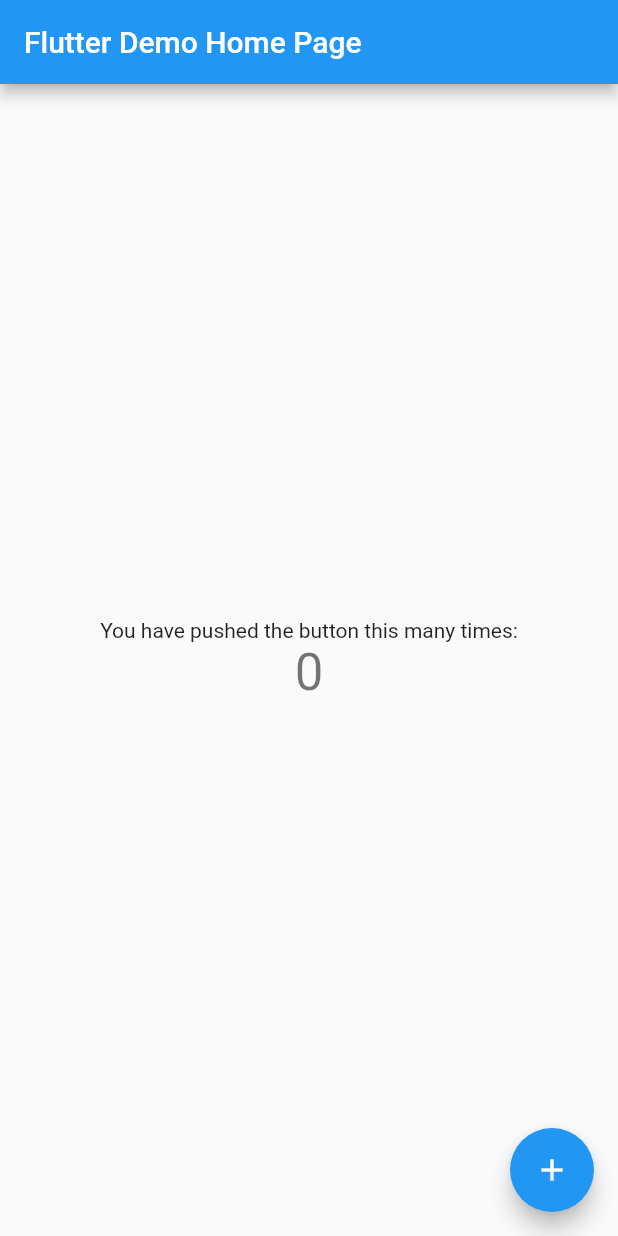
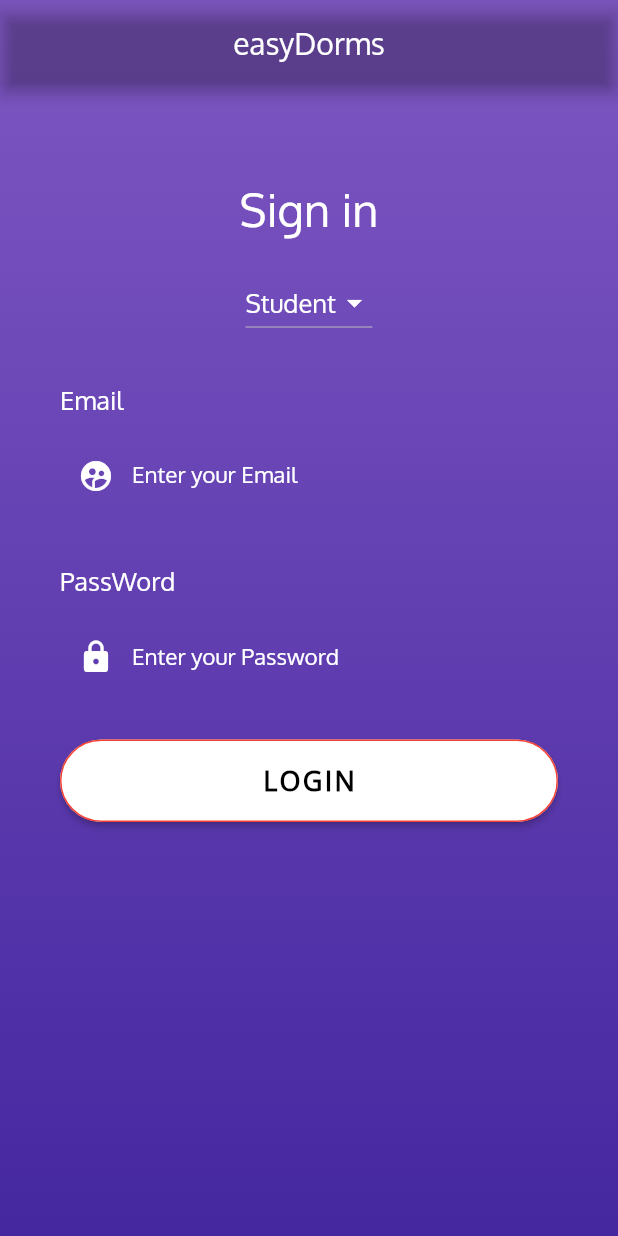
Before and after one commit to dishantzaveri/hostelmanagementappflutter, a Flutter app: the screen it shows after launch, on a phone screen of 412 x 824 dp. Run offline on Flutter 3.47's test engine with Material 2 defaults, Android fonts, the phone set to English and light mode, and no system bars; our stand-ins replace animated_splash_screen.

Commit message:
login screen

```diff
--- /dev/null
+++ b/lib/constants.dart
@@ -0,0 +1,6 @@
+
+import 'package:flutter/material.dart';
+
+Color whiteColor = Colors.white;
+Color greyColor = Color(0xFF2B2B2B);
+Color primaryPurple = Color(0xFF7E57C2);
--- a/lib/main.dart
+++ b/lib/main.dart
@@ -1,115 +1,31 @@
 import 'package:flutter/material.dart';
+import 'package:animated_splash_screen/animated_splash_screen.dart';
+import 'package:easydorm/screens/login_screen.dart';
 
-void main() {
-  runApp(const MyApp());
-}
+void main() => runApp(MyApp());
 
 class MyApp extends StatelessWidget {
   const MyApp({Key? key}) : super(key: key);
 
-  // This widget is the root of your application.
   @override
   Widget build(BuildContext context) {
     return MaterialApp(
-      title: 'Flutter Demo',
-      theme: ThemeData(
-        // This is the theme of your application.
-        //
-        // Try running your application with "flutter run". You'll see the
-        // application has a blue toolbar. Then, without quitting the app, try
-        // changing the primarySwatch below to Colors.green and then invoke
-        // "hot reload" (press "r" in the console where you ran "flutter run",
-        // or simply save your changes to "hot reload" in a Flutter IDE).
-        // Notice that the counter didn't reset back to zero; the application
-        // is not restarted.
-        primarySwatch: Colors.blue,
-      ),
-      home: const MyHomePage(title: 'Flutter Demo Home Page'),
-    );
+        debugShowCheckedModeBanner: false,
+        theme: ThemeData(scaffoldBackgroundColor: Colors.black),
+        home: AnimatedSplashScreen(
+          splash: Container(
+            padding: EdgeInsets.only(bottom: 25),
+            alignment: Alignment.bottomCenter,
+            child: Image.asset(
+              "assets/google.png",
+              height: 150,
+              width: 150,
+            ),
+          ),
+          splashIconSize: double.maxFinite,
+          nextScreen: Login(),
+          duration: 1,
+          backgroundColor: Colors.white,
+        ));
   }
 }
-
-class MyHomePage extends StatefulWidget {
-  const MyHomePage({Key? key, required this.title}) : super(key: key);
-
-  // This widget is the home page of your application. It is stateful, meaning
-  // that it has a State object (defined below) that contains fields that affect
-  // how it looks.
-
-  // This class is the configuration for the state. It holds the values (in this
-  // case the title) provided by the parent (in this case the App widget) and
-  // used by the build method of the State. Fields in a Widget subclass are
-  // always marked "final".
-
-  final String title;
-
-  @override
-  State<MyHomePage> createState() => _MyHomePageState();
-}
-
-class _MyHomePageState extends State<MyHomePage> {
-  int _counter = 0;
-
-  void _incrementCounter() {
-    setState(() {
-      // This call to setState tells the Flutter framework that something has
-      // changed in this State, which causes it to rerun the build method below
-      // so that the display can reflect the updated values. If we changed
-      // _counter without calling setState(), then the build method would not be
-      // called again, and so nothing would appear to happen.
-      _counter++;
-    });
-  }
-
-  @override
-  Widget build(BuildContext context) {
-    // This method is rerun every time setState is called, for instance as done
-    // by the _incrementCounter method above.
-    //
-    // The Flutter framework has been optimized to make rerunning build methods
-    // fast, so that you can just rebuild anything that needs updating rather
-    // than having to individually change instances of widgets.
-    return Scaffold(
-      appBar: AppBar(
-        // Here we take the value from the MyHomePage object that was created by
-        // the App.build method, and use it to set our appbar title.
-        title: Text(widget.title),
-      ),
-      body: Center(
-        // Center is a layout widget. It takes a single child and positions it
-        // in the middle of the parent.
-        child: Column(
-          // Column is also a layout widget. It takes a list of children and
-          // arranges them vertically. By default, it sizes itself to fit its
-          // children horizontally, and tries to be as tall as its parent.
-          //
-          // Invoke "debug painting" (press "p" in the console, choose the
-          // "Toggle Debug Paint" action from the Flutter Inspector in Android
-          // Studio, or the "Toggle Debug Paint" command in Visual Studio Code)
-          // to see the wireframe for each widget.
-          //
-          // Column has various properties to control how it sizes itself and
-          // how it positions its children. Here we use mainAxisAlignment to
-          // center the children vertically; the main axis here is the vertical
-          // axis because Columns are vertical (the cross axis would be
-          // horizontal).
-          mainAxisAlignment: MainAxisAlignment.center,
-          children: <Widget>[
-            const Text(
-              'You have pushed the button this many times:',
-            ),
-            Text(
-              '$_counter',
-              style: Theme.of(context).textTheme.headline4,
-            ),
-          ],
-        ),
-      ),
-      floatingActionButton: FloatingActionButton(
-        onPressed: _incrementCounter,
-        tooltip: 'Increment',
-        child: const Icon(Icons.add),
-      ), // This trailing comma makes auto-formatting nicer for build methods.
-    );
-  }
-}
--- /dev/null
+++ b/lib/screens/login_screen.dart
@@ -0,0 +1,193 @@
+// ignore_for_file: prefer_const_constructors
+
+import 'package:flutter/material.dart';
+import 'package:easydorm/constants.dart';
+
+class Login extends StatefulWidget {
+  const Login({Key? key}) : super(key: key);
+
+  @override
+  _LoginState createState() => _LoginState();
+}
+
+class _LoginState extends State<Login> {
+  Size screen() {
+    return MediaQuery.of(context).size;
+  }
+
+  String dropDownValue = "Student";
+  Widget _buildUser() {
+    return Column(
+      crossAxisAlignment: CrossAxisAlignment.start,
+      children: [
+        Text("Email",
+            style: TextStyle(
+              color: whiteColor,
+              fontFamily: "Oxygen",
+              fontSize: 17,
+            )),
+        SizedBox(height: 10),
+        Container(
+          alignment: Alignment.centerLeft,
+          height: 60,
+          child: TextField(
+              keyboardType: TextInputType.emailAddress,
+              style: TextStyle(color: Colors.white),
+              decoration: InputDecoration(
+                  border: InputBorder.none,
+                  contentPadding: EdgeInsets.only(top: 14),
+                  prefixIcon:
+                      Icon(Icons.supervised_user_circle, color: Colors.white),
+                  hintText: "Enter your Email",
+                  hintStyle: TextStyle(
+                      fontFamily: "Oxygen", fontSize: 15, color: whiteColor))),
+        )
+      ],
+    );
+  }
+
+  Widget _buildPass() {
+    return Column(
+      crossAxisAlignment: CrossAxisAlignment.start,
+      children: [
+        Text("PassWord",
+            style: TextStyle(
+              color: whiteColor,
+              fontFamily: "Oxygen",
+              fontSize: 17,
+            )),
+        SizedBox(height: 10),
+        Container(
+          alignment: Alignment.centerLeft,
+          height: 60,
+          child: TextField(
+              obscureText: true,
+              style: TextStyle(color: Colors.white),
+              decoration: InputDecoration(
+                  border: InputBorder.none,
+                  contentPadding: EdgeInsets.only(top: 14),
+                  prefixIcon: Icon(Icons.lock, color: Colors.white),
+                  hintText: "Enter your Password",
+                  hintStyle: TextStyle(
+                      fontFamily: "Oxygen", fontSize: 15, color: whiteColor))),
+        )
+      ],
+    );
+  }
+
+  Widget _buildLoginBtn() {
+    return Container(
+      padding: EdgeInsets.symmetric(vertical: 25.0),
+      width: double.infinity,
+      child: ElevatedButton(
+        onPressed: () {},
+        style: ButtonStyle(
+            padding: MaterialStateProperty.resolveWith<EdgeInsetsGeometry>(
+                (Set<MaterialState> states) {
+              return EdgeInsets.all(15);
+            }),
+            shape: MaterialStateProperty.all<RoundedRectangleBorder>(
+                RoundedRectangleBorder(
+                    borderRadius: BorderRadius.circular(30.0),
+                    side: BorderSide(color: Colors.red))),
+            backgroundColor: MaterialStateProperty.all(Colors.white)),
+        child: Text(
+          'LOGIN',
+          style: TextStyle(
+            color: Colors.black,
+            letterSpacing: 1.5,
+            fontSize: 18.0,
+            fontWeight: FontWeight.bold,
+            fontFamily: 'OpenSans',
+          ),
+        ),
+      ),
+    );
+  }
+
+  @override
+  Widget build(BuildContext context) {
+    return Scaffold(
+      extendBodyBehindAppBar: true,
+      appBar: AppBar(
+        centerTitle: true,
+        title: Text(
+          "easyDorms",
+          style: TextStyle(
+            fontFamily: "Oxygen",
+            fontSize: 20,
+          ),
+        ),
+        backgroundColor: Color(0x00ffffff),
+      ),
+      body: Stack(
+        children: [
+          Container(
+            height: screen().height,
+            width: screen().width,
+            decoration: BoxDecoration(
+                gradient: LinearGradient(
+                    begin: Alignment.topCenter,
+                    end: Alignment.bottomCenter,
+                    colors: [primaryPurple, Color(0xFF4527A0)])),
+          ),
+          Container(
+              height: screen().height,
+              width: screen().width,
+              child: SingleChildScrollView(
+                physics: AlwaysScrollableScrollPhysics(),
+                padding: EdgeInsets.symmetric(horizontal: 40, vertical: 120),
+                child: Column(
+                  mainAxisAlignment: MainAxisAlignment.center,
+                  children: [
+                    Text(
+                      "Sign in",
+                      style: TextStyle(
+                        fontFamily: "Oxygen",
+                        color: whiteColor,
+                        fontSize: 30,
+                      ),
+                    ),
+                    SizedBox(height: 20),
+                    Theme(
+                      data: Theme.of(context).copyWith(
+                        canvasColor: primaryPurple,
+                      ),
+                      child: DropdownButton(
+                        value: dropDownValue,
+                        items: ['Admin', 'Warden', 'Student']
+                            .map<DropdownMenuItem<String>>((String value) {
+                          return DropdownMenuItem<String>(
+                            value: value,
+                            child: Text(value,
+                                style: TextStyle(
+                                  color: whiteColor,
+                                  fontFamily: "Oxygen",
+                                  fontSize: 17,
+                                )),
+                          );
+                        }).toList(),
+                        icon: Icon(
+                          // Add this
+                          Icons.arrow_drop_down, // Add this
+                          color: Colors.white, // Add this
+                        ),
+                        onChanged: (dynamic value) {
+                          dropDownValue = value;
+                          setState(() {});
+                        },
+                      ),
+                    ),
+                    SizedBox(height: 30),
+                    _buildUser(),
+                    SizedBox(height: 30),
+                    _buildPass(),
+                    _buildLoginBtn()
+                  ],
+                ),
+              ))
+        ],
+      ),
+    );
+  }
+}
```
Also changed, not shown: pubspec.yaml (+16 -18 lines), assets/google.png (added), fonts/OpenSans.ttf (added), fonts/Oxygen.ttf (added), pubspec.lock, 1 other file.
